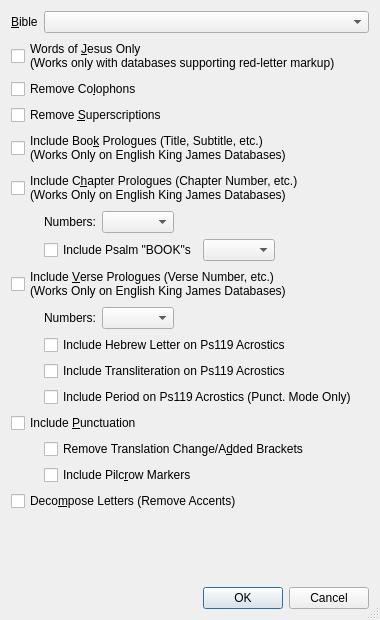
First picture: the form in programs/ELSSearch/ELSBibleDatabaseSelectDlg.ui, repository dewhisna/KingJamesPureBibleSearch, before the edit.
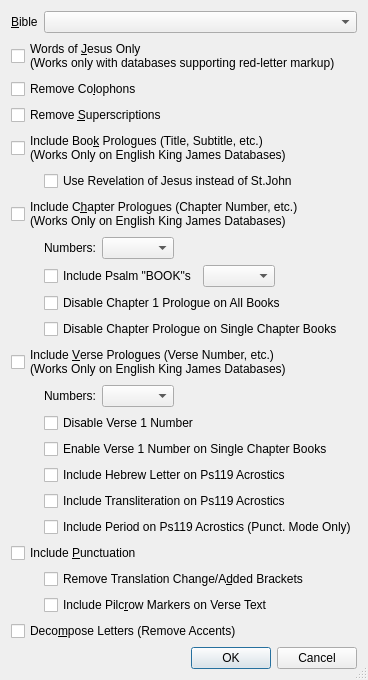
Second picture: the form after the edit.

The edit to the form file:
```diff
--- a/programs/ELSSearch/ELSBibleDatabaseSelectDlg.ui
+++ b/programs/ELSSearch/ELSBibleDatabaseSelectDlg.ui
@@ -24,14 +24,6 @@
 ****************************************************************************</comment>
  <class>CELSBibleDatabaseSelectDlg</class>
  <widget class="QDialog" name="CELSBibleDatabaseSelectDlg">
-  <property name="geometry">
-   <rect>
-    <x>0</x>
-    <y>0</y>
-    <width>380</width>
-    <height>620</height>
-   </rect>
-  </property>
   <property name="windowTitle">
    <string>ELSSearch Select Bible Database</string>
   </property>
@@ -92,7 +84,14 @@
      </property>
     </widget>
    </item>
-   <item row="5" column="0" colspan="4">
+   <item row="5" column="1" colspan="3">
+    <widget class="QCheckBox" name="chkRevelationOfJesus">
+     <property name="text">
+      <string>Use Revelation of Jesus instead of St.John</string>
+     </property>
+    </widget>
+   </item>
+   <item row="6" column="0" colspan="4">
     <widget class="QCheckBox" name="chkIncludeChapterPrologues">
      <property name="text">
       <string>Include C&amp;hapter Prologues (Chapter Number, etc.)
@@ -100,7 +99,7 @@
      </property>
     </widget>
    </item>
-   <item row="6" column="1">
+   <item row="7" column="1">
     <widget class="QLabel" name="lblCPONumbers">
      <property name="text">
       <string>Numbers:</string>
@@ -110,10 +109,10 @@
      </property>
     </widget>
    </item>
-   <item row="6" column="2">
+   <item row="7" column="2">
     <widget class="QComboBox" name="cmbCPONumbers"/>
    </item>
-   <item row="6" column="3">
+   <item row="7" column="3">
     <spacer name="hsCPONumbers1">
      <property name="orientation">
       <enum>Qt::Horizontal</enum>
@@ -126,7 +125,7 @@
      </property>
     </spacer>
    </item>
-   <item row="7" column="1" colspan="3">
+   <item row="8" column="1" colspan="3">
     <layout class="QHBoxLayout" name="hlCPOPsalmBooks">
      <item>
       <widget class="QCheckBox" name="chkCPOPsalmBooks">
@@ -153,7 +152,21 @@
      </item>
     </layout>
    </item>
-   <item row="8" column="0" colspan="4">
+   <item row="9" column="1" colspan="3">
+    <widget class="QCheckBox" name="chkDisableChap1LabelAllBooks">
+     <property name="text">
+      <string>Disable Chapter 1 Prologue on All Books</string>
+     </property>
+    </widget>
+   </item>
+   <item row="10" column="1" colspan="3">
+    <widget class="QCheckBox" name="chkDisableSingleChapLabel">
+     <property name="text">
+      <string>Disable Chapter Prologue on Single Chapter Books</string>
+     </property>
+    </widget>
+   </item>
+   <item row="11" column="0" colspan="4">
     <widget class="QCheckBox" name="chkIncludeVersePrologues">
      <property name="text">
       <string>Include &amp;Verse Prologues (Verse Number, etc.)
@@ -161,7 +174,7 @@
      </property>
     </widget>
    </item>
-   <item row="9" column="1">
+   <item row="12" column="1">
     <widget class="QLabel" name="lblVPONumbers">
      <property name="text">
       <string>Numbers:</string>
@@ -171,10 +184,10 @@
      </property>
     </widget>
    </item>
-   <item row="9" column="2">
+   <item row="12" column="2">
     <widget class="QComboBox" name="cmbVPONumbers"/>
    </item>
-   <item row="9" column="3">
+   <item row="12" column="3">
     <spacer name="hsVPONumbers1">
      <property name="orientation">
       <enum>Qt::Horizontal</enum>
@@ -187,56 +200,70 @@
      </property>
     </spacer>
    </item>
-   <item row="10" column="1" colspan="3">
+   <item row="13" column="1" colspan="3">
+    <widget class="QCheckBox" name="chkDisableVerse1Number">
+     <property name="text">
+      <string>Disable Verse 1 Number</string>
+     </property>
+    </widget>
+   </item>
+   <item row="14" column="1" colspan="3">
+    <widget class="QCheckBox" name="chkEnableVerse1SingleChapter">
+     <property name="text">
+      <string>Enable Verse 1 Number on Single Chapter Books</string>
+     </property>
+    </widget>
+   </item>
+   <item row="15" column="1" colspan="3">
     <widget class="QCheckBox" name="chkIncludePs119Hebrew">
      <property name="text">
       <string>Include Hebrew Letter on Ps119 Acrostics</string>
      </property>
     </widget>
    </item>
-   <item row="11" column="1" colspan="3">
+   <item row="16" column="1" colspan="3">
     <widget class="QCheckBox" name="chkIncludePs119Transliteration">
      <property name="text">
       <string>Include Transliteration on Ps119 Acrostics</string>
      </property>
     </widget>
    </item>
-   <item row="12" column="1" colspan="3">
+   <item row="17" column="1" colspan="3">
     <widget class="QCheckBox" name="chkIncludePs119Punctuation">
      <property name="text">
       <string>Include Period on Ps119 Acrostics (Punct. Mode Only)</string>
      </property>
     </widget>
    </item>
-   <item row="13" column="0" colspan="4">
+   <item row="18" column="0" colspan="4">
     <widget class="QCheckBox" name="chkIncludePunctuation">
      <property name="text">
       <string>Include &amp;Punctuation</string>
      </property>
     </widget>
    </item>
-   <item row="14" column="1" colspan="3">
+   <item row="19" column="1" colspan="3">
     <widget class="QCheckBox" name="chkNoTransChangeAddedTags">
      <property name="text">
       <string>Remove Translation Change/A&amp;dded Brackets</string>
      </property>
     </widget>
    </item>
-   <item row="15" column="1" colspan="3">
+   <item row="20" column="1" colspan="3">
     <widget class="QCheckBox" name="chkIncludePilcrowMarkers">
      <property name="text">
-      <string>Include Pilc&amp;row Markers</string>
+      <string>Include Pilc&amp;row Markers on Verse Text</string>
      </property>
     </widget>
    </item>
-   <item row="16" column="0" colspan="4">
+   <item row="21" column="0" colspan="4">
     <widget class="QCheckBox" name="chkDecomposeLetters">
      <property name="text">
       <string>Deco&amp;mpose Letters (Remove Accents)</string>
      </property>
     </widget>
    </item>
-   <item row="17" column="0" colspan="4">
+   <item row="22" column="0" colspan="4">
     <spacer name="verticalSpacer">
      <property name="orientation">
       <enum>Qt::Vertical</enum>
@@ -249,7 +276,7 @@
      </property>
     </spacer>
    </item>
-   <item row="18" column="0" colspan="4">
+   <item row="23" column="0" colspan="4">
     <widget class="QDialogButtonBox" name="buttonBox">
      <property name="orientation">
       <enum>Qt::Horizontal</enum>
```
Left out of the diff: 5 changed lines with no effect on the pictures.
